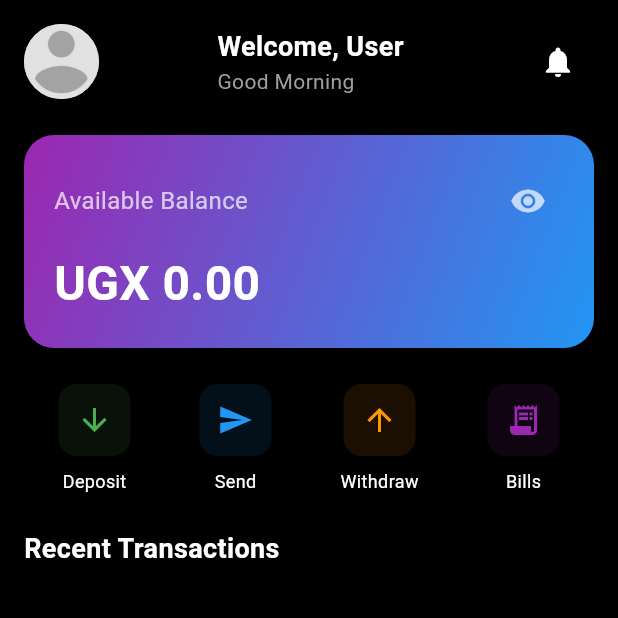
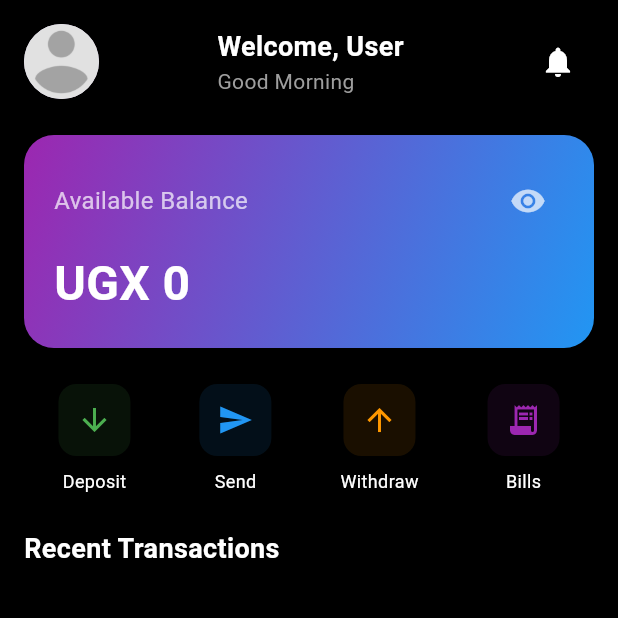
Before and after one commit to okothvientrevor/ChapCash, a Flutter app: the HomeScreen screen opened by its route, on a phone screen of 412 x 824 dp, the top half of it. Run offline on Flutter 3.47's test engine with Material 3 defaults, Android fonts, the phone set to English and light mode, and no system bars; our stand-ins replace get, get_storage; accounts and stored records are empty; network calls fail.

Commit message:
frontend: Added currency formatting

```diff
--- a/frontend/chapcash/lib/screens/home_screen.dart
+++ b/frontend/chapcash/lib/screens/home_screen.dart
@@ -5,6 +5,7 @@ import 'package:get/get.dart';
 import '../controllers/user_controller.dart';
 import '../controllers/transaction_controller.dart';
 import '../controllers/auth_controller.dart';
+import 'package:intl/intl.dart';
 
 class HomeScreen extends StatelessWidget {
   HomeScreen({super.key});
@@ -13,6 +14,7 @@ class HomeScreen extends StatelessWidget {
   final userController = Get.find<UserController>();
   final transactionController = Get.find<TransactionController>();
   final authController = Get.find<AuthController>();
+  final NumberFormat currencyFormat = NumberFormat('#,##0', 'en_US');
 
   @override
   void onInit() {
@@ -127,7 +129,7 @@ class HomeScreen extends StatelessWidget {
                       const SizedBox(height: 8),
                       Obx(() => Text(
                             showBalance.value
-                                ? 'UGX ${userController.profile.value['balance']?.toStringAsFixed(2) ?? '0.00'}'
+                                ? 'UGX ${currencyFormat.format(userController.profile.value['balance'] ?? 0.00)}'
                                 : '••••••',
                             style: const TextStyle(
                               color: Colors.white,
@@ -273,7 +275,7 @@ class HomeScreen extends StatelessWidget {
             ],
           ),
           Text(
-            '${amount >= 0 ? '+' : ''}\$${amount.toStringAsFixed(2)}',
+            '${amount >= 0 ? '+' : ''}UGX ${currencyFormat.format(amount)}',
             style: TextStyle(
               color: amount >= 0 ? Colors.green : Colors.red,
               fontSize: 16,
--- a/frontend/chapcash/pubspec.yaml
+++ b/frontend/chapcash/pubspec.yaml
@@ -37,6 +37,7 @@ dependencies:
   get: ^4.6.6
   http: ^1.2.2
   get_storage: ^2.1.1
+  intl: ^0.20.1
 
 dev_dependencies:
   flutter_test:
```
Also changed, not shown: frontend/chapcash/pubspec.lock.
